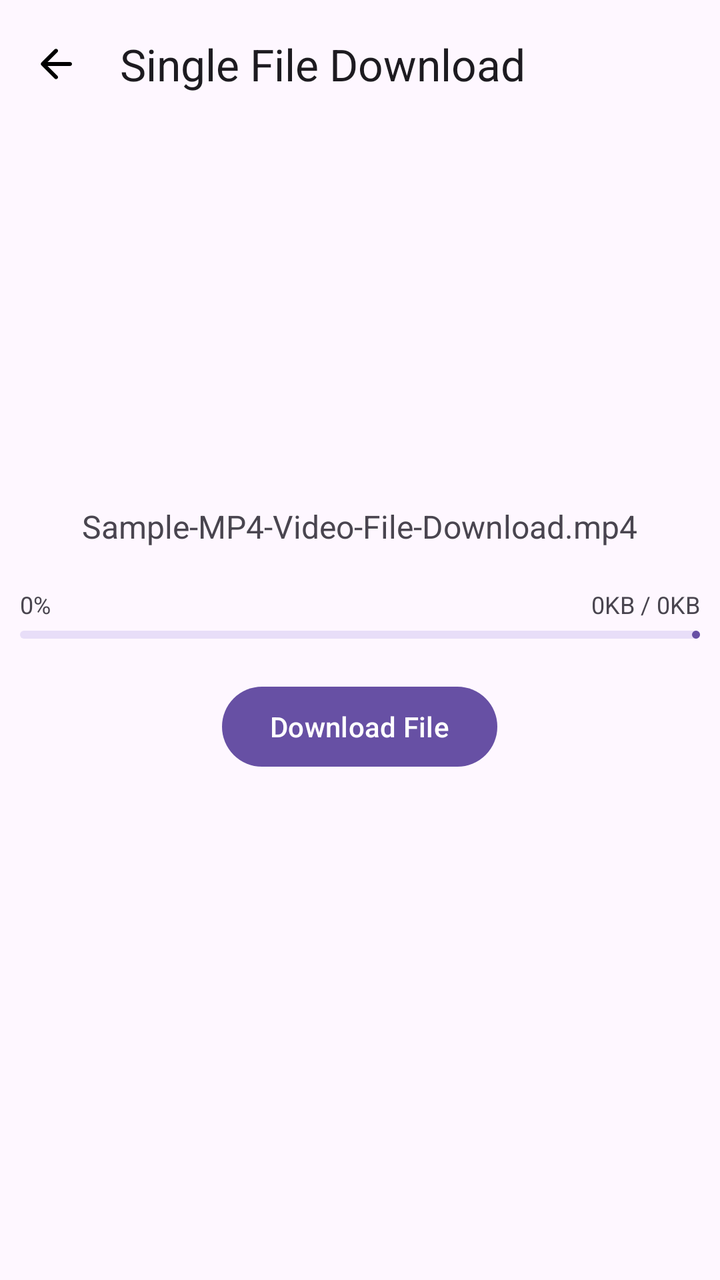
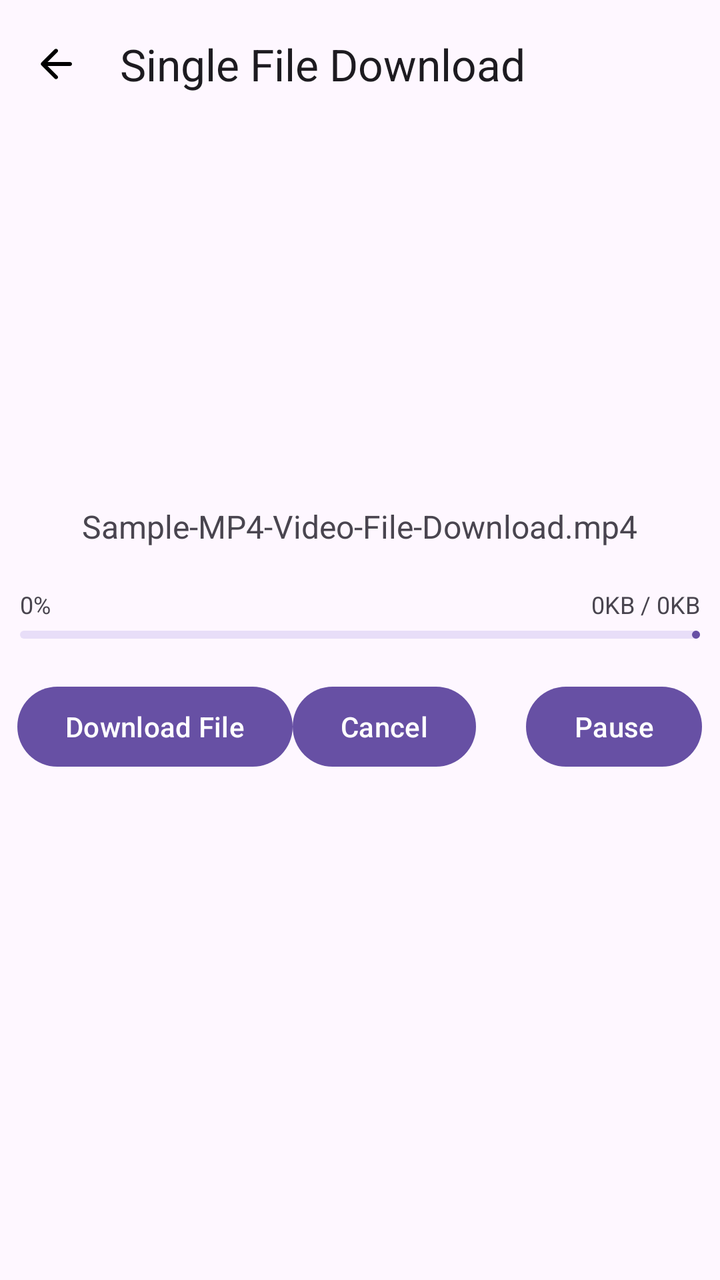

Before-and-after screenshots of an Android layout around one commit, followed by the original layout XML and the change that was made.
<!-- AndroidManifest.xml: application theme Theme.FileDownloader -->
<!-- res/layout/act_single_file_download.xml -->
<?xml version="1.0" encoding="utf-8"?>
<androidx.coordinatorlayout.widget.CoordinatorLayout
    xmlns:android="http://schemas.android.com/apk/res/android"
    xmlns:app="http://schemas.android.com/apk/res-auto"
    xmlns:tools="http://schemas.android.com/tools"
    android:id="@+id/main"
    android:layout_width="match_parent"
    android:layout_height="match_parent"
    tools:context=".example.ActSingleFileDownload">

    <com.google.android.material.appbar.AppBarLayout
        android:layout_width="match_parent"
        android:layout_height="wrap_content">
        <com.google.android.material.appbar.MaterialToolbar
            android:id="@+id/toolbar"
            android:layout_width="match_parent"
            android:layout_height="wrap_content"
            app:title="Single File Download"
            app:navigationIcon="@drawable/ic_back"/>
    </com.google.android.material.appbar.AppBarLayout>

    <LinearLayout
        android:layout_width="match_parent"
        android:layout_height="wrap_content"
        android:orientation="vertical"
        android:layout_gravity="center_vertical"
        android:gravity="center_horizontal">

        <TextView
            android:id="@+id/txtFilename"
            android:layout_width="wrap_content"
            android:layout_height="wrap_content"
            android:text="Sample-MP4-Video-File-Download.mp4"
            android:textSize="16sp"/>

        <RelativeLayout
            android:layout_width="match_parent"
            android:layout_height="wrap_content"
            android:layout_marginTop="20dp"
            android:layout_marginStart="10dp"
            android:layout_marginEnd="10dp">

            <TextView
                android:id="@+id/txtPercent"
                android:layout_width="wrap_content"
                android:layout_height="wrap_content"
                android:textSize="12sp"
                android:text="0%"/>

            <LinearLayout
                android:layout_width="wrap_content"
                android:layout_height="wrap_content"
                android:layout_alignParentEnd="true">

                <TextView
                    android:id="@+id/txtProgressSize"
                    android:layout_width="wrap_content"
                    android:layout_height="wrap_content"
                    android:textSize="12sp"
                    android:text="0KB"/>

                <TextView
                    android:layout_width="wrap_content"
                    android:layout_height="wrap_content"
                    android:textSize="12sp"
                    android:text=" / "/>

                <TextView
                    android:id="@+id/txtTotalSize"
                    android:layout_width="wrap_content"
                    android:layout_height="wrap_content"
                    android:textSize="12sp"
                    android:text="0KB"/>

            </LinearLayout>

        </RelativeLayout>

        <com.google.android.material.progressindicator.LinearProgressIndicator
            android:id="@+id/progress"
            android:layout_width="match_parent"
            android:layout_height="wrap_content"
            android:layout_marginStart="10dp"
            android:layout_marginEnd="10dp"
            android:layout_marginTop="5dp"
            android:progress="0"
            android:max="100"
            android:indeterminate="false"
            app:indicatorTrackGapSize="0dp"
            app:trackCornerRadius="10dp"/>

        <com.google.android.material.button.MaterialButton
            android:id="@+id/button"
            android:layout_width="wrap_content"
            android:layout_height="wrap_content"
            android:text="Download File"
            android:layout_marginTop="20dp"/>

    </LinearLayout>

</androidx.coordinatorlayout.widget.CoordinatorLayout>
<!-- resources referenced by this layout -->
<resources>
  <!-- drawable ic_back (drawable) -->
  <vector xmlns:android="http://schemas.android.com/apk/res/android" android:autoMirrored="true" android:height="24dp" android:tint="#000000" android:viewportHeight="24" android:viewportWidth="24" android:width="24dp">
        
      <path android:fillColor="@android:color/white" android:pathData="M19,11H7.83l4.88,-4.88c0.39,-0.39 0.39,-1.03 0,-1.42 -0.39,-0.39 -1.02,-0.39 -1.41,0l-6.59,6.59c-0.39,0.39 -0.39,1.02 0,1.41l6.59,6.59c0.39,0.39 1.02,0.39 1.41,0 0.39,-0.39 0.39,-1.02 0,-1.41L7.83,13H19c0.55,0 1,-0.45 1,-1s-0.45,-1 -1,-1z"/>
      
  </vector>
  <style name="Theme.FileDownloader" parent="Base.Theme.FileDownloader" />
  <style name="Base.Theme.FileDownloader" parent="Theme.Material3.DayNight.NoActionBar">
          
          
      </style>
</resources>

<!-- the commit's change to res/layout/act_single_file_download.xml (unified diff, before → after) -->
@@ -89,12 +89,33 @@
             app:indicatorTrackGapSize="0dp"
             app:trackCornerRadius="10dp"/>
 
-        <com.google.android.material.button.MaterialButton
-            android:id="@+id/button"
-            android:layout_width="wrap_content"
+        <LinearLayout
+            android:layout_width="match_parent"
             android:layout_height="wrap_content"
-            android:text="Download File"
-            android:layout_marginTop="20dp"/>
+            android:orientation="horizontal"
+            android:layout_marginTop="20dp"
+            android:gravity="center_horizontal">
+
+            <com.google.android.material.button.MaterialButton
+                android:id="@+id/buttonDownload"
+                android:layout_width="wrap_content"
+                android:layout_height="wrap_content"
+                android:text="Download File" />
+
+            <com.google.android.material.button.MaterialButton
+                android:id="@+id/buttonCancel"
+                android:layout_width="wrap_content"
+                android:layout_height="wrap_content"
+                android:text="Cancel"/>
+
+            <com.google.android.material.button.MaterialButton
+                android:id="@+id/buttonPause"
+                android:layout_width="wrap_content"
+                android:layout_height="wrap_content"
+                android:text="Pause"
+                android:layout_marginStart="25dp"/>
+
+        </LinearLayout>
 
     </LinearLayout>
 
